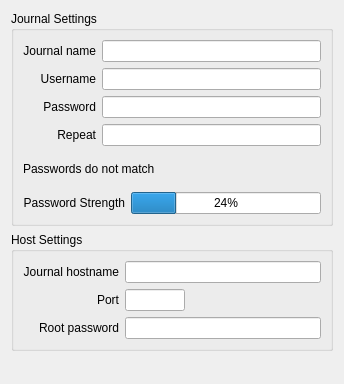
Old version of the form ui/mysqljournalpage.ui in the repository pwizard2/robojournal.
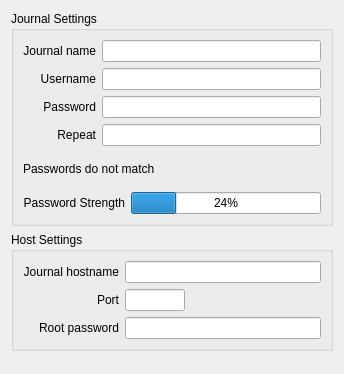
New version of the form.

What changed in the file:
```diff
--- a/ui/mysqljournalpage.ui
+++ b/ui/mysqljournalpage.ui
@@ -7,7 +7,7 @@
     <x>0</x>
     <y>0</y>
     <width>344</width>
-    <height>384</height>
+    <height>374</height>
    </rect>
   </property>
   <property name="windowTitle">
@@ -240,7 +240,7 @@
      <property name="sizeHint" stdset="0">
       <size>
        <width>20</width>
-       <height>11</height>
+       <height>5</height>
       </size>
      </property>
     </spacer>
```
Left out of the diff: 6 changed lines with no effect on the pictures.
